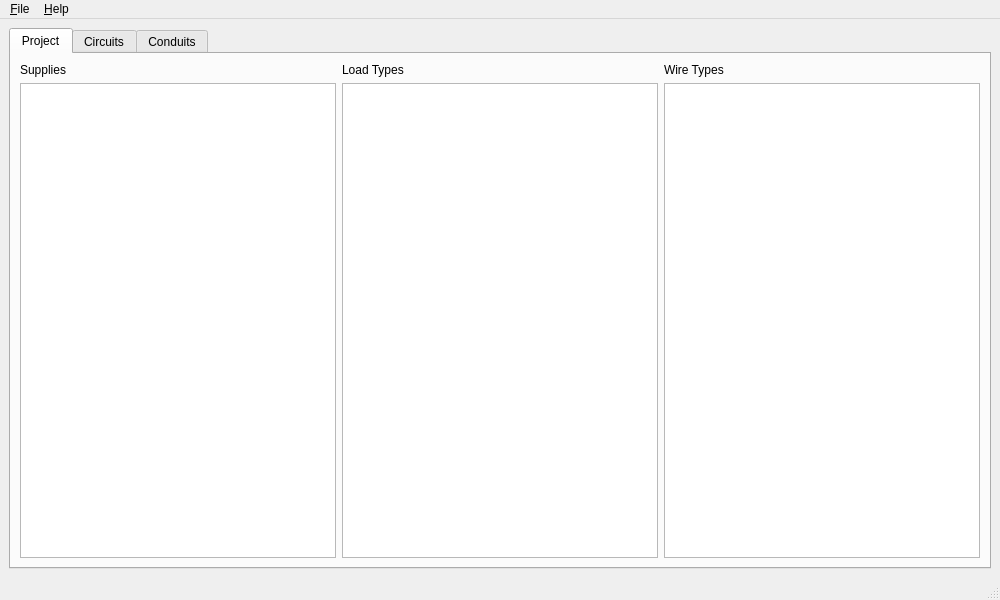
Before: the Qt Designer form nbr_5410_calculator/ui/mainWindow.ui in Marcelotsvaz/nbr-5410-calculator, drawn with Qt 5.
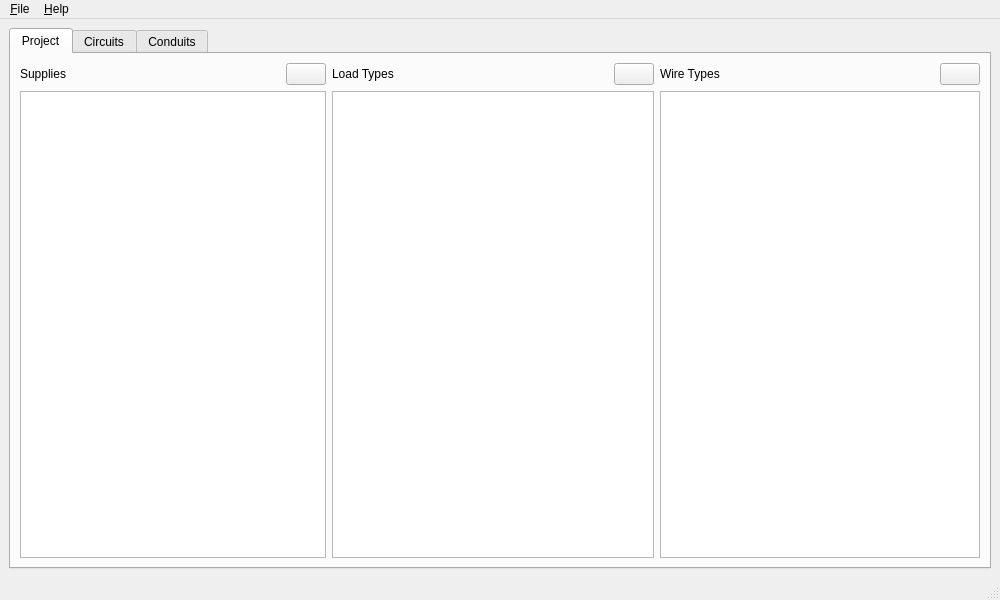
After: the same form once the commit is applied. The open tabs and pages were chosen to show the change. Icons and pictures are not drawn. Custom widgets are drawn as their Qt base class.

The edit to the form file:
```diff
--- a/nbr_5410_calculator/ui/mainWindow.ui
+++ b/nbr_5410_calculator/ui/mainWindow.ui
@@ -26,36 +26,96 @@
         <string>Project</string>
        </attribute>
        <layout class="QGridLayout" name="gridLayout_4">
-        <item row="1" column="0">
-         <widget class="SupplyView" name="suppliesListView"/>
+        <item row="0" column="2">
+         <widget class="QPushButton" name="newSupplyButton">
+          <property name="icon">
+           <iconset theme="contact-new"/>
+          </property>
+         </widget>
         </item>
-        <item row="1" column="1">
-         <widget class="LoadTypeView" name="loadTypesListView"/>
-        </item>
-        <item row="1" column="2">
-         <widget class="WireTypeView" name="wireTypesListView"/>
-        </item>
-        <item row="0" column="0">
-         <widget class="QLabel" name="suppliesLabel">
-          <property name="text">
-           <string>Supplies</string>
+        <item row="0" column="8">
+         <widget class="QPushButton" name="newWireTypeButton">
+          <property name="icon">
+           <iconset theme="contact-new"/>
           </property>
          </widget>
         </item>
-        <item row="0" column="1">
+        <item row="0" column="4">
+         <spacer name="horizontalSpacer2">
+          <property name="orientation">
+           <enum>Qt::Orientation::Horizontal</enum>
+          </property>
+          <property name="sizeHint" stdset="0">
+           <size>
+            <width>40</width>
+            <height>20</height>
+           </size>
+          </property>
+         </spacer>
+        </item>
+        <item row="0" column="3">
          <widget class="QLabel" name="loadTypesLabel">
           <property name="text">
            <string>Load Types</string>
           </property>
          </widget>
         </item>
-        <item row="0" column="2">
+        <item row="0" column="6">
          <widget class="QLabel" name="wireTypesLabel">
           <property name="text">
            <string>Wire Types</string>
           </property>
          </widget>
         </item>
+        <item row="1" column="3" colspan="3">
+         <widget class="LoadTypeView" name="loadTypesListView"/>
+        </item>
+        <item row="0" column="0">
+         <widget class="QLabel" name="suppliesLabel">
+          <property name="text">
+           <string>Supplies</string>
+          </property>
+         </widget>
+        </item>
+        <item row="1" column="0" colspan="3">
+         <widget class="SupplyView" name="suppliesListView"/>
+        </item>
+        <item row="0" column="1">
+         <spacer name="horizontalSpacer1">
+          <property name="orientation">
+           <enum>Qt::Orientation::Horizontal</enum>
+          </property>
+          <property name="sizeHint" stdset="0">
+           <size>
+            <width>40</width>
+            <height>20</height>
+           </size>
+          </property>
+         </spacer>
+        </item>
+        <item row="0" column="5">
+         <widget class="QPushButton" name="newLoadTypeButton">
+          <property name="icon">
+           <iconset theme="contact-new"/>
+          </property>
+         </widget>
+        </item>
+        <item row="1" column="6" colspan="3">
+         <widget class="WireTypeView" name="wireTypesListView"/>
+        </item>
+        <item row="0" column="7">
+         <spacer name="horizontalSpacer3">
+          <property name="orientation">
+           <enum>Qt::Orientation::Horizontal</enum>
+          </property>
+          <property name="sizeHint" stdset="0">
+           <size>
+            <width>40</width>
+            <height>20</height>
+           </size>
+          </property>
+         </spacer>
+        </item>
        </layout>
       </widget>
       <widget class="QWidget" name="circuitsTab">
```
Left out of the diff: 63 changed lines with no effect on the pictures.
